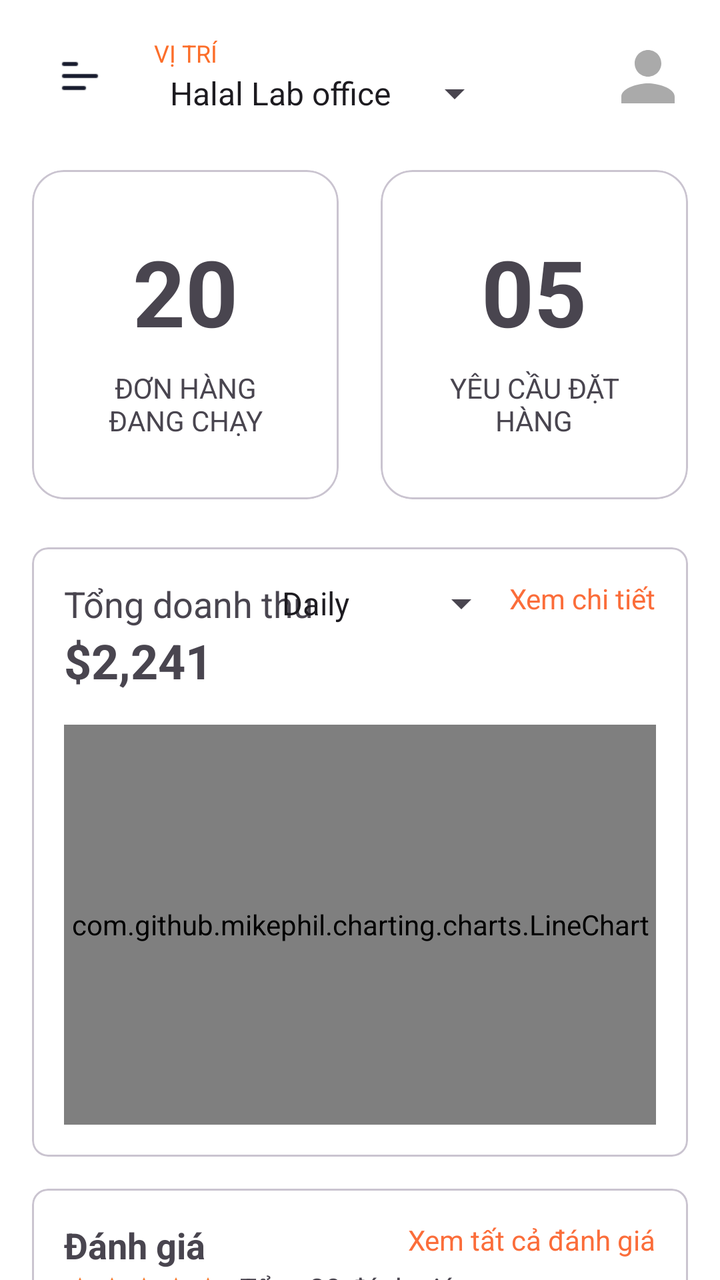
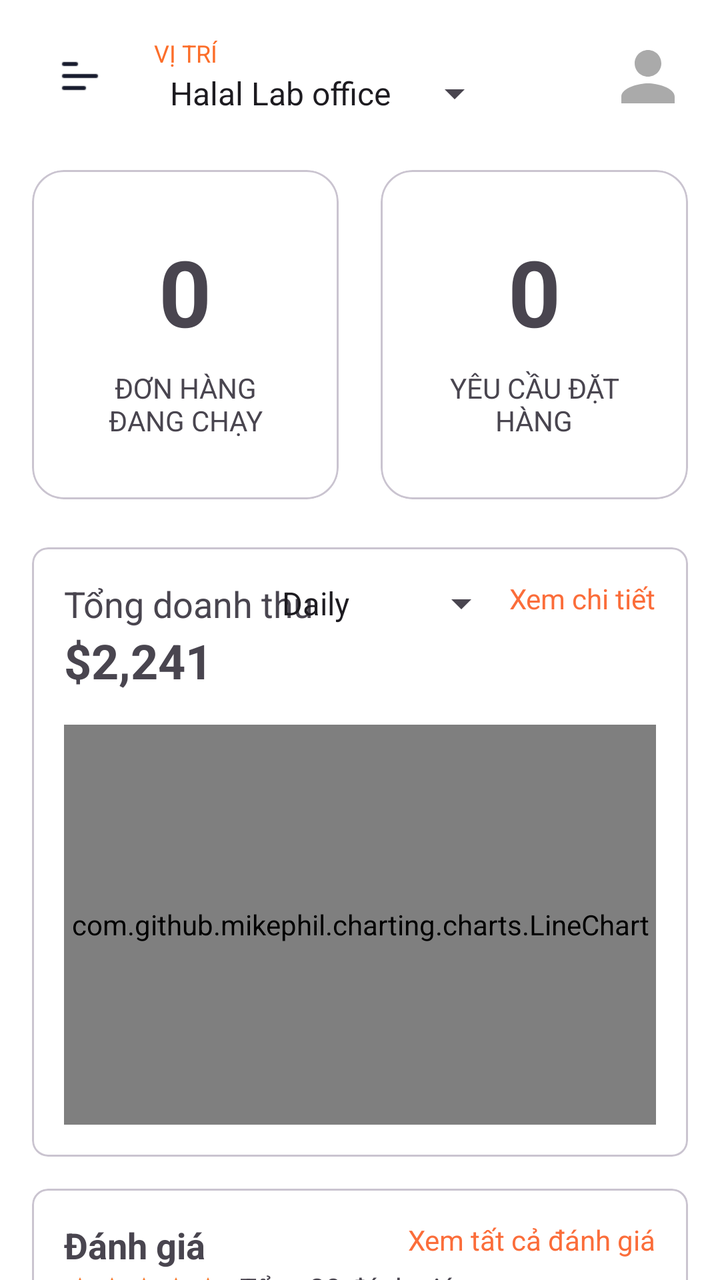

Screens rendered from an Android XML layout before and after an edit, with the pre-edit source and the edit as a unified diff.
<!-- AndroidManifest.xml: application theme Theme.PRM392_Assignment_Food -->
<!-- res/layout/fragment_admin_dashboard.xml -->
<?xml version="1.0" encoding="utf-8"?>
<RelativeLayout xmlns:android="http://schemas.android.com/apk/res/android"
    xmlns:app="http://schemas.android.com/apk/res-auto"
    xmlns:tools="http://schemas.android.com/tools"
    android:layout_width="match_parent"
    android:layout_height="match_parent"
    android:background="#FFFFFF"
    tools:context=".ui.admin.AdminDashboardFragment">

    <androidx.core.widget.NestedScrollView
        android:layout_width="match_parent"
        android:layout_height="match_parent"
        android:paddingBottom="80dp"
        android:clipToPadding="false">

        <LinearLayout
            android:layout_width="match_parent"
            android:layout_height="wrap_content"
            android:orientation="vertical">

            
            <RelativeLayout
                android:layout_width="match_parent"
                android:layout_height="wrap_content"
                android:padding="16dp">

                <ImageView
                    android:id="@+id/ivMenu"
                    android:layout_width="45dp"
                    android:layout_height="45dp"
                    android:layout_centerVertical="true"
                    android:contentDescription="Menu"
                    android:src="@drawable/ic_menu" />

                <LinearLayout
                    android:layout_width="wrap_content"
                    android:layout_height="wrap_content"
                    android:layout_centerVertical="true"
                    android:layout_marginStart="16dp"
                    android:layout_toEndOf="@id/ivMenu"
                    android:orientation="vertical">

                    <TextView
                        android:layout_width="wrap_content"
                        android:layout_height="wrap_content"
                        android:text="VỊ TRÍ"
                        android:textColor="#FC6E2A"
                        android:textSize="12sp" />

                    <Spinner
                        android:id="@+id/spinnerLocation"
                        android:layout_width="wrap_content"
                        android:layout_height="wrap_content"
                        android:entries="@array/locations" />
                </LinearLayout>

                <ImageView
                    android:id="@+id/ivProfile"
                    android:layout_width="40dp"
                    android:layout_height="40dp"
                    android:layout_alignParentEnd="true"
                    android:layout_centerVertical="true"
                    android:contentDescription="Hồ sơ"
                    android:src="@drawable/ic_profile" />
            </RelativeLayout>

            
            <LinearLayout
                android:layout_width="match_parent"
                android:layout_height="wrap_content"
                android:orientation="horizontal"
                android:paddingLeft="16dp"
                android:paddingTop="8dp"
                android:paddingRight="16dp"
                android:paddingBottom="8dp">


                <com.google.android.material.card.MaterialCardView
                    android:id="@+id/running_orders_card"
                    android:layout_width="0dp"
                    android:layout_height="wrap_content"
                    android:layout_marginEnd="6dp"
                    android:layout_weight="1"
                    app:cardCornerRadius="16dp">


                    <LinearLayout
                        android:layout_width="match_parent"
                        android:layout_height="wrap_content"
                        android:background="#FFFFFF"
                        android:gravity="center"
                        android:orientation="vertical"
                        android:padding="30dp">

                        <TextView
                            android:id="@+id/tvRunningOrders"
                            android:layout_width="wrap_content"
                            android:layout_height="wrap_content"
                            android:text="20"
                            android:textSize="46sp"
                            android:textStyle="bold" />

                        <TextView
                            android:layout_width="wrap_content"
                            android:layout_height="wrap_content"
                            android:text="ĐƠN HÀNG ĐANG CHẠY"
                            android:layout_marginTop="8dp"
                            android:gravity="center_horizontal"/>
                    </LinearLayout>
                </com.google.android.material.card.MaterialCardView>

                <com.google.android.material.card.MaterialCardView
                    android:layout_width="0dp"
                    android:layout_height="wrap_content"
                    android:layout_marginStart="15dp"
                    android:layout_weight="1"
                    app:cardCornerRadius="16dp">

                    <LinearLayout
                        android:layout_width="match_parent"
                        android:layout_height="wrap_content"
                        android:background="#FFFFFF"
                        android:gravity="center"
                        android:orientation="vertical"
                        android:padding="30dp">

                        <TextView
                            android:id="@+id/tvOrderRequest"
                            android:layout_width="wrap_content"
                            android:layout_height="wrap_content"
                            android:text="05"
                            android:textSize="46sp"
                            android:textStyle="bold" />

                        <TextView
                            android:layout_width="wrap_content"
                            android:layout_height="wrap_content"
                            android:text="YÊU CẦU ĐẶT HÀNG"
                            android:layout_marginTop="8dp"
                            android:gravity="center_horizontal"/>
                    </LinearLayout>
                </com.google.android.material.card.MaterialCardView>
            </LinearLayout>

            
            <com.google.android.material.card.MaterialCardView
                android:layout_width="match_parent"
                android:layout_height="wrap_content"
                android:layout_margin="16dp"
                app:cardCornerRadius="8dp">

                <LinearLayout
                    android:layout_width="match_parent"
                    android:layout_height="wrap_content"
                    android:background="#FFFFFF"
                    android:orientation="vertical"
                    android:padding="16dp">

                    <RelativeLayout
                        android:layout_width="match_parent"
                        android:layout_height="wrap_content">

                        <TextView
                            android:layout_width="wrap_content"
                            android:layout_height="wrap_content"
                            android:text="Tổng doanh thu"
                            android:textSize="18sp" />

                        <Spinner
                            android:id="@+id/spinnerTimeRange"
                            android:layout_width="wrap_content"
                            android:layout_height="wrap_content"
                            android:layout_toStartOf="@id/tvSeeDetails"
                            android:entries="@array/time_range" />

                        <TextView
                            android:id="@+id/tvSeeDetails"
                            android:layout_width="wrap_content"
                            android:layout_height="wrap_content"

                            android:layout_alignParentEnd="true"
                            android:text="Xem chi tiết"
                            android:textColor="#FB6D3A" />
                    </RelativeLayout>

                    <TextView
                        android:id="@+id/tvTotalRevenue"
                        android:layout_width="wrap_content"
                        android:layout_height="wrap_content"
                        android:text="$2,241"
                        android:textSize="24sp"
                        android:textStyle="bold" />

                    <com.github.mikephil.charting.charts.LineChart
                        android:id="@+id/lineChart"
                        android:layout_width="match_parent"
                        android:layout_height="200dp"
                        android:layout_marginTop="16dp" />
                </LinearLayout>
            </com.google.android.material.card.MaterialCardView>

            
            <com.google.android.material.card.MaterialCardView
                android:layout_width="match_parent"
                android:layout_height="wrap_content"
                android:layout_marginStart="16dp"
                android:layout_marginEnd="16dp"
                app:cardCornerRadius="8dp">

                <RelativeLayout
                    android:layout_width="match_parent"
                    android:layout_height="wrap_content"
                    android:background="#FFFFFF"
                    android:padding="16dp">

                    <TextView
                        android:layout_width="wrap_content"
                        android:layout_height="wrap_content"
                        android:text="Đánh giá"
                        android:textSize="18sp"
                        android:textStyle="bold" />

                    <TextView
                        android:id="@+id/tvSeeAllReviews"
                        android:layout_width="wrap_content"
                        android:layout_height="wrap_content"
                        android:layout_alignParentEnd="true"
                        android:text="Xem tất cả đánh giá"
                        android:textColor="#FB6D3A" />

                    <RatingBar
                        android:id="@+id/ratingBar"
                        style="?android:attr/ratingBarStyleSmall"
                        android:layout_width="wrap_content"
                        android:layout_height="wrap_content"
                        android:layout_below="@id/tvSeeAllReviews"
                        android:layout_marginTop="8dp"
                        android:numStars="5"
                        android:rating="4.9" />

                    <TextView
                        android:id="@+id/tvTotalReviews"
                        android:layout_width="wrap_content"
                        android:layout_height="wrap_content"
                        android:layout_alignBottom="@id/ratingBar"
                        android:layout_marginStart="8dp"
                        android:layout_toEndOf="@id/ratingBar"
                        android:text="Tổng 20 đánh giá" />
                </RelativeLayout>
            </com.google.android.material.card.MaterialCardView>

            
            <LinearLayout
                android:layout_width="match_parent"
                android:layout_height="wrap_content"
                android:orientation="vertical"
                android:padding="16dp">

                <RelativeLayout
                    android:layout_width="match_parent"
                    android:layout_height="wrap_content">

                    <TextView
                        android:layout_width="wrap_content"
                        android:layout_height="wrap_content"
                        android:text="Món ăn phổ biến trong tuần"
                        android:textSize="18sp"
                        android:textStyle="bold" />

                    <TextView
                        android:id="@+id/tvSeeAllPopular"
                        android:layout_width="wrap_content"
                        android:layout_height="wrap_content"
                        android:layout_alignParentEnd="true"
                        android:text="Xem tất cả"
                        android:textColor="#FB6D3A" />
                </RelativeLayout>

                <androidx.recyclerview.widget.RecyclerView
                    android:id="@+id/rvPopularItems"
                    android:layout_width="match_parent"
                    android:layout_height="wrap_content"
                    android:layout_marginTop="8dp"
                    android:orientation="horizontal"
                    app:layoutManager="androidx.recyclerview.widget.LinearLayoutManager"
                    tools:listitem="@layout/item_popular_food" />
            </LinearLayout>
        </LinearLayout>
    </androidx.core.widget.NestedScrollView>

</RelativeLayout>
<!-- res/layout/item_popular_food.xml (included above) -->
<?xml version="1.0" encoding="utf-8"?>
<com.google.android.material.card.MaterialCardView xmlns:android="http://schemas.android.com/apk/res/android"
    xmlns:app="http://schemas.android.com/apk/res-auto"
    android:layout_width="150dp"
    android:layout_height="100dp"
    android:layout_margin="8dp"
    app:cardCornerRadius="8dp">

    <ImageView
        android:id="@+id/ivFoodImage"
        android:layout_width="match_parent"
        android:layout_height="match_parent"
        android:scaleType="centerCrop"
        android:background="@android:color/darker_gray" />

</com.google.android.material.card.MaterialCardView>
<!-- resources referenced by this layout -->
<resources>
  <string-array name="locations">
          <item>Halal Lab office</item>
          <item>Office 2</item>
          <item>Office 3</item>
      </string-array>
  <string-array name="time_range">
          <item>Daily</item>
          <item>Weekly</item>
          <item>Monthly</item>
      </string-array>
  <!-- drawable ic_menu: png bitmap (drawable, 1078 bytes) -->
  <!-- drawable ic_profile (drawable) -->
  <vector xmlns:android="http://schemas.android.com/apk/res/android"
      android:width="24dp"
      android:height="24dp"
      android:viewportWidth="24"
      android:viewportHeight="24">
    <path
        android:fillColor="@android:color/darker_gray"
        android:pathData="M12,12c2.21,0 4,-1.79 4,-4s-1.79,-4 -4,-4 -4,1.79 -4,4 1.79,4 4,4zM12,14c-2.67,0 -8,1.34 -8,4v2h16v-2c0,-2.66 -5.33,-4 -8,-4z"/>
  </vector>
  <style name="Theme.PRM392_Assignment_Food" parent="Base.Theme.PRM392_Assignment_Food" />
  <style name="Base.Theme.PRM392_Assignment_Food" parent="Theme.Material3.DayNight.NoActionBar">
          
          <item name="colorPrimary">@color/deep_orange</item>
          <item name="colorPrimaryVariant">@color/deep_orange</item>
          <item name="colorOnPrimary">@color/white</item>
          
          <item name="colorSecondary">@color/deep_orange</item>
          <item name="colorSecondaryVariant">@color/deep_orange</item>
          <item name="colorOnSecondary">@color/black</item>
          
          <item name="android:statusBarColor" tools:targetApi="l">?attr/colorPrimaryVariant</item>
          
      </style>
  <color name="deep_orange">#FF7622</color>
  <color name="white">#FFFFFF</color>
  <color name="black">#000000</color>
</resources>

<!-- the commit's change to res/layout/fragment_admin_dashboard.xml (unified diff, before → after) -->
@@ -96,7 +96,7 @@
                             android:id="@+id/tvRunningOrders"
                             android:layout_width="wrap_content"
                             android:layout_height="wrap_content"
-                            android:text="20"
+                            android:text="0"
                             android:textSize="46sp"
                             android:textStyle="bold" />
 
@@ -110,6 +110,7 @@
                 </com.google.android.material.card.MaterialCardView>
 
                 <com.google.android.material.card.MaterialCardView
+                    android:id="@+id/order_request_card"
                     android:layout_width="0dp"
                     android:layout_height="wrap_content"
                     android:layout_marginStart="15dp"
@@ -128,7 +129,7 @@
                             android:id="@+id/tvOrderRequest"
                             android:layout_width="wrap_content"
                             android:layout_height="wrap_content"
-                            android:text="05"
+                            android:text="0"
                             android:textSize="46sp"
                             android:textStyle="bold" />
 
